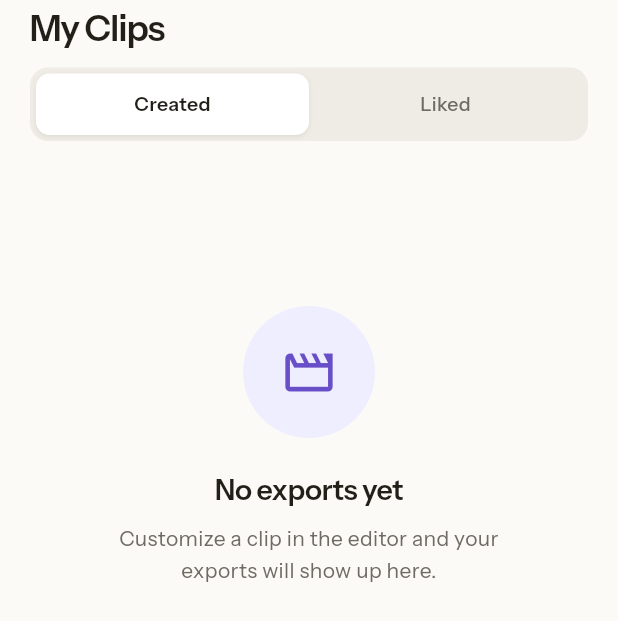
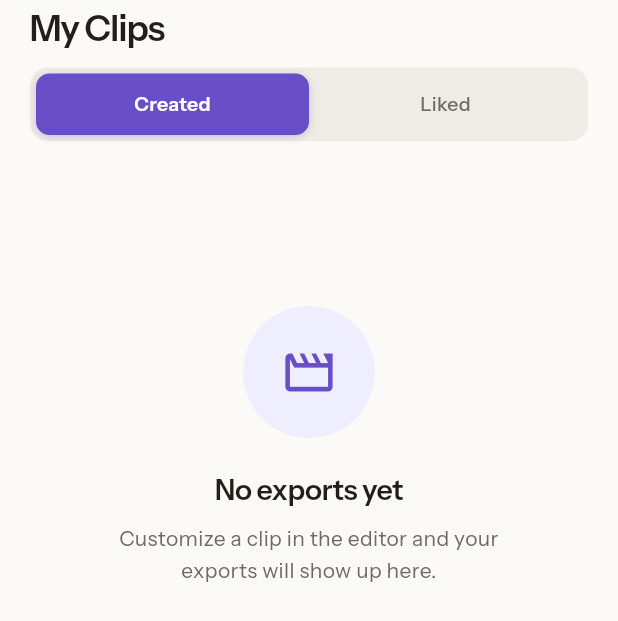
Before and after one commit to ClipXCartDev/ClipCart, a Flutter app: the LibraryScreen screen opened directly, on a phone screen of 412 x 824 dp. Shown: the top 621 px of the screen. Run offline on Flutter 3.47's test engine with Material 3 defaults, Android fonts, the phone set to English and light mode, and no system bars; our stand-ins replace cached_network_image, device_info_plus, dio, file_picker, flutter_secure_storage, go_router and 5 more; missing offline and left inert: android_id, ffmpeg_kit_flutter_new, gal; accounts and stored records are empty; network calls fail.

Commit message:
Uniform brand-violet selection states; show plan credits + expiry
- Selection states now use the brand violet everywhere (were dark/ink):
  PillChip filter chips (Explore/Search), Notifications filter chips, the editor
  text sub-tab bar (Style/Advanced/Timing/Presets), and the Segmented control
  (Sign up/Log in, Created/Liked) — a brand pill with white text.
- Account plan card now shows Edit credits + Active until: backend
  /billing/subscription returns computed edit_credits (null = unlimited) and the
  client reads expires_at + edit_credits (shows "Unlimited" for unlimited plans).

```diff
--- a/app/lib/core/ui_kit.dart
+++ b/app/lib/core/ui_kit.dart
@@ -181,11 +181,11 @@ class Segmented<T> extends StatelessWidget {
                   padding: const EdgeInsets.symmetric(vertical: 11),
                   alignment: Alignment.center,
                   decoration: BoxDecoration(
-                    color: on ? AppColors.surface : Colors.transparent,
+                    color: on ? AppColors.brand : Colors.transparent,
                     borderRadius: BorderRadius.circular(9),
-                    boxShadow: on ? const [BoxShadow(color: Color(0x14221F19), blurRadius: 2, offset: Offset(0, 1))] : null,
+                    boxShadow: on ? [BoxShadow(color: AppColors.brand.withValues(alpha: 0.28), blurRadius: 4, offset: const Offset(0, 1))] : null,
                   ),
-                  child: Text(it.$2, style: TextStyle(fontFamily: kSans, fontSize: 13, fontWeight: on ? FontWeight.w600 : FontWeight.w500, color: on ? AppColors.ink : AppColors.inkMuted)),
+                  child: Text(it.$2, style: TextStyle(fontFamily: kSans, fontSize: 13, fontWeight: on ? FontWeight.w600 : FontWeight.w500, color: on ? Colors.white : AppColors.inkMuted)),
                 ),
               ),
             );
@@ -202,12 +202,12 @@ class PillChip extends StatelessWidget {
   final bool selected;
   final VoidCallback? onTap;
 
-  /// filter chips fill `ink` when selected; choice chips fill `brand`.
+  /// Kept for call-site compatibility; selection is now uniformly brand violet.
   final bool filterStyle;
 
   @override
   Widget build(BuildContext context) {
-    final selBg = filterStyle ? AppColors.ink : AppColors.brand;
+    final selBg = AppColors.brand; // uniform brand selection everywhere (was ink for filter chips)
     return GestureDetector(
       onTap: onTap,
       child: Container(
--- a/app/lib/features/editor/editor_screen.dart
+++ b/app/lib/features/editor/editor_screen.dart
@@ -2952,7 +2952,7 @@ class _EditorScreenState extends State<EditorScreen> {
           padding: const EdgeInsets.symmetric(horizontal: 13),
           alignment: Alignment.center,
           decoration: BoxDecoration(
-            color: on ? ink : Colors.transparent,
+            color: on ? brand : Colors.transparent,
             borderRadius: BorderRadius.circular(999),
             border: on ? null : Border.all(color: line),
           ),
--- a/app/lib/features/notifications/notifications_screen.dart
+++ b/app/lib/features/notifications/notifications_screen.dart
@@ -135,7 +135,7 @@ class _NotificationsScreenState extends State<NotificationsScreen> {
         padding: const EdgeInsets.symmetric(horizontal: 14),
         alignment: Alignment.center,
         decoration: BoxDecoration(
-          color: on ? AppColors.ink : AppColors.surfaceHover2,
+          color: on ? AppColors.brand : AppColors.surfaceHover2,
           borderRadius: BorderRadius.circular(R.pill),
           border: on ? null : Border.all(color: AppColors.line),
         ),
```
Also changed, not shown: app/lib/features/home/home_shell.dart (+5 -2 lines), 2 other files.
